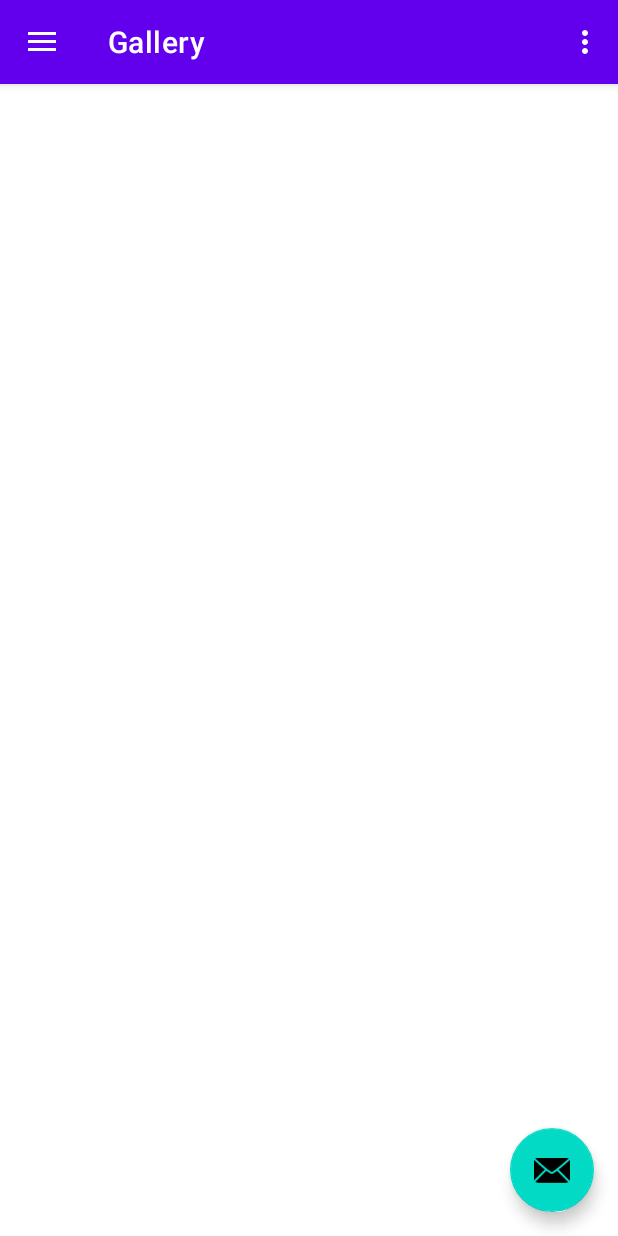
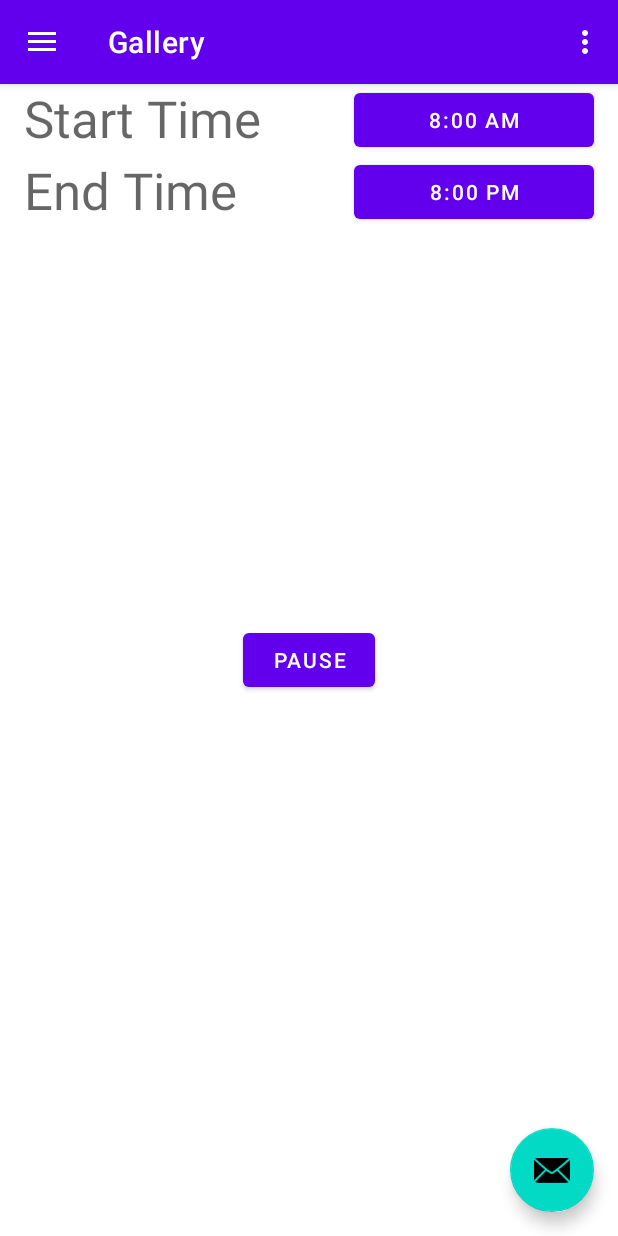
Before and after one commit to ChristopherRogers1991/ExerciseReminders, an Android app: the screen it shows after launch (MainActivity), in the side drawer, after a tap on "Gallery", on a phone screen of 412 x 824 dp. Run offline under Robolectric (Android 15) with nearby library versions, the phone set to English and light mode, and no system bars; our stand-ins replace navigation-ui.

Commit message:
Add start and end time settings

```diff
--- a/app/build.gradle
+++ b/app/build.gradle
@@ -8,7 +8,7 @@ android {
 
     defaultConfig {
         applicationId "nodo.crogers.exercisereminders"
-        minSdk 24
+        minSdk 26
         targetSdk 33
         versionCode 1
         versionName "1.0"
--- a/app/src/main/java/nodo/crogers/exercisereminders/ExerciseAlarm.java
+++ b/app/src/main/java/nodo/crogers/exercisereminders/ExerciseAlarm.java
@@ -1,6 +1,5 @@
 package nodo.crogers.exercisereminders;
 
-import android.annotation.SuppressLint;
 import android.app.AlarmManager;
 import android.app.NotificationManager;
 import android.app.PendingIntent;
@@ -10,19 +9,32 @@ import android.content.Intent;
 
 import androidx.core.app.NotificationCompat;
 
+import java.time.Clock;
+import java.time.OffsetDateTime;
+import java.time.temporal.ChronoField;
+import java.time.temporal.ChronoUnit;
 import java.util.Random;
 
 import nodo.crogers.exercisereminders.ui.home.ExercisesViewModel;
 
 public class ExerciseAlarm extends BroadcastReceiver {
     private static final Random random = new Random();
+    private static final Clock clock = Clock.systemDefaultZone();
 
     @Override
     public void onReceive(Context context, Intent intent) {
-            if (!PreferenceManager.getInstance(context).isPaused()) {
-                scheduleNext(context);
-                showNotification(context);
-            }
+        PreferenceManager preferenceManager = PreferenceManager.getInstance(context);
+        OffsetDateTime startTime =
+                getTodayAt(preferenceManager.startHour(), preferenceManager.startMinute());
+        OffsetDateTime endTime =
+                getTodayAt(preferenceManager.endHour(), preferenceManager.endMinute());
+        OffsetDateTime now = OffsetDateTime.now(clock);
+        if (!PreferenceManager.getInstance(context).isPaused()
+                && !now.isBefore(startTime)
+                && ! now.isAfter(endTime)) {
+            scheduleNext(context);
+            showNotification(context);
+        }
     }
 
     public static void showNotification(Context context) {
@@ -31,11 +43,12 @@ public class ExerciseAlarm extends BroadcastReceiver {
         String exercise = ExercisesViewModel.EXERCISES[randomIndex];
         NotificationManager notificationManager =
                 (NotificationManager) context.getSystemService(Context.NOTIFICATION_SERVICE);
-        NotificationCompat.Builder notificationBuilder = new NotificationCompat.Builder(context, MainActivity.NOTIFICATION_CHANNEL_ID)
-                .setSmallIcon(R.mipmap.ic_launcher_round) // notification icon
-                .setContentTitle("Exercise!") // title for notification
-                .setContentText(exercise)// message for notification
-                .setAutoCancel(false); // clear notification after click
+        NotificationCompat.Builder notificationBuilder =
+                new NotificationCompat.Builder(context, MainActivity.NOTIFICATION_CHANNEL_ID)
+                .setSmallIcon(R.mipmap.ic_launcher_round)
+                .setContentTitle("Exercise!")
+                .setContentText(exercise)
+                .setAutoCancel(false);
         Intent notificationIntent = new Intent(context, ExerciseAlarm.class);
         PendingIntent pi = PendingIntent.getActivity(
                 context, 0, notificationIntent, PendingIntent.FLAG_IMMUTABLE);
@@ -49,13 +62,57 @@ public class ExerciseAlarm extends BroadcastReceiver {
         next.setAction("exercise");
         next.putExtra("key", "value");
         int requestCode = 0;
+
         PendingIntent pendingIntent = PendingIntent.getBroadcast(
                 context, requestCode, next, PendingIntent.FLAG_IMMUTABLE | PendingIntent.FLAG_UPDATE_CURRENT);
         alarmManager.setWindow(
                 AlarmManager.RTC_WAKEUP,
-                // TODO - set this for the top of the next hour
-                System.currentTimeMillis() + 1000,
+                nextTime(context),
                 10 * 60 * 1000,
                 pendingIntent);
     }
+
+    private static long nextTime(Context context) {
+        PreferenceManager preferenceManager = PreferenceManager.getInstance(context);
+
+        int startHour = preferenceManager.startHour();
+        int startMinute = preferenceManager.startMinute();
+        OffsetDateTime startTime = getTodayAt(startHour, startMinute);
+        OffsetDateTime endTime =
+                getTodayAt(preferenceManager.endHour(), preferenceManager.endMinute());
+        OffsetDateTime now = OffsetDateTime.now(clock);
+        int currentHour = now.get(ChronoField.HOUR_OF_DAY);
+
+        OffsetDateTime next;
+        if (now.isBefore(startTime)) {
+            next = now
+                    .withHour(startHour)
+                    .withMinute(startMinute);
+        }
+        else if (now.isAfter(endTime)) {
+            next = now
+                    .plusDays(1)
+                    .withHour(startHour)
+                    .withMinute(startMinute);
+        }
+        else {
+            next = now
+                    .withHour(currentHour + 1)
+                    .withMinute(startMinute);
+        }
+
+        return next
+                .truncatedTo(ChronoUnit.MINUTES)
+                .toInstant()
+                .toEpochMilli();
+
+    }
+
+    private static OffsetDateTime getTodayAt(int hour, int minute) {
+        OffsetDateTime now = OffsetDateTime.now(clock);
+        return now
+                .withHour(hour)
+                .withMinute(minute)
+                .truncatedTo(ChronoUnit.MINUTES);
+    }
 }
--- a/app/src/main/java/nodo/crogers/exercisereminders/MainActivity.java
+++ b/app/src/main/java/nodo/crogers/exercisereminders/MainActivity.java
@@ -67,7 +67,6 @@ public class MainActivity extends AppCompatActivity {
                     this, new String[]{android.Manifest.permission.POST_NOTIFICATIONS}, 100);
         }
 
-        if (android.os.Build.VERSION.SDK_INT >= android.os.Build.VERSION_CODES.O) {
         NotificationChannel channel = new NotificationChannel(NOTIFICATION_CHANNEL_ID,
                 NOTIFICATION_CHANNEL_NAME,
                 NotificationManager.IMPORTANCE_DEFAULT);
@@ -75,7 +74,6 @@ public class MainActivity extends AppCompatActivity {
         NotificationManager notificationManager =
                 (NotificationManager) getSystemService(Context.NOTIFICATION_SERVICE);
         notificationManager.createNotificationChannel(channel);
-        }
 
         ExerciseAlarm.scheduleNext(this);
     }
--- a/app/src/main/java/nodo/crogers/exercisereminders/PreferenceManager.java
+++ b/app/src/main/java/nodo/crogers/exercisereminders/PreferenceManager.java
@@ -6,6 +6,10 @@ import android.content.SharedPreferences;
 public class PreferenceManager {
 
     private static final String PAUSED = "paused";
+    private static final String START_HOUR = "start-hour";
+    private static final String START_MINUTE = "start-minute";
+    private static final String END_HOUR = "end-hour";
+    private static final String END_MINUTE = "end-minute";
     private static PreferenceManager instance;
     private static SharedPreferences sharedPreferences;
 
@@ -31,4 +35,34 @@ public class PreferenceManager {
         boolean isPaused = isPaused();
         sharedPreferences.edit().putBoolean(PAUSED, !isPaused).apply();
     }
+
+    public void setStartTime(int hour, int minute) {
+        sharedPreferences.edit()
+                .putInt(START_HOUR, hour)
+                .putInt(START_MINUTE, minute)
+                .apply();
+    }
+
+    public void setEndTime(int hour, int minute) {
+        sharedPreferences.edit()
+                .putInt(END_HOUR, hour)
+                .putInt(END_MINUTE, minute)
+                .apply();
+    }
+
+    public int startHour() {
+        return sharedPreferences.getInt(START_HOUR, 8);
+    }
+
+    public int startMinute() {
+        return sharedPreferences.getInt(START_MINUTE, 0);
+    }
+
+    public int endHour() {
+        return sharedPreferences.getInt(END_HOUR, 20);
+    }
+
+    public int endMinute() {
+        return sharedPreferences.getInt(END_MINUTE, 0);
+    }
 }
--- a/app/src/main/java/nodo/crogers/exercisereminders/ui/settings/SettingsFragment.java
+++ b/app/src/main/java/nodo/crogers/exercisereminders/ui/settings/SettingsFragment.java
@@ -1,49 +1,94 @@
 package nodo.crogers.exercisereminders.ui.settings;
 
+import android.app.TimePickerDialog;
 import android.content.Context;
 import android.os.Bundle;
 import android.view.LayoutInflater;
 import android.view.View;
 import android.view.ViewGroup;
 import android.widget.Button;
+import android.widget.TimePicker;
 
 import androidx.annotation.NonNull;
 import androidx.fragment.app.Fragment;
 import androidx.lifecycle.ViewModelProvider;
 
+import java.util.Locale;
 import java.util.Objects;
 
 import nodo.crogers.exercisereminders.ExerciseAlarm;
 import nodo.crogers.exercisereminders.PreferenceManager;
 import nodo.crogers.exercisereminders.R;
-import nodo.crogers.exercisereminders.databinding.FragmentGalleryBinding;
+import nodo.crogers.exercisereminders.databinding.FragmentSettingsBinding;
 
 public class SettingsFragment extends Fragment {
 
-    private FragmentGalleryBinding binding;
+    private FragmentSettingsBinding binding;
 
     public View onCreateView(@NonNull LayoutInflater inflater,
                              ViewGroup container, Bundle savedInstanceState) {
         SettingsViewModel settingsViewModel =
                 new ViewModelProvider(this).get(SettingsViewModel.class);
 
-        binding = FragmentGalleryBinding.inflate(inflater, container, false);
+        binding = FragmentSettingsBinding.inflate(inflater, container, false);
         View root = binding.getRoot();
 
         Context context = this.getContext();
         PreferenceManager preferenceManager = PreferenceManager.getInstance(context);
         Button pauseButton = root.findViewById(R.id.pauseButton);
-        Runnable setButtonText = () -> pauseButton.setText(preferenceManager.isPaused() ? "Resume" : "Pause");
-        setButtonText.run();
+        Runnable setPauseButtonText = () -> pauseButton.setText(preferenceManager.isPaused() ? "Resume" : "Pause");
+        setPauseButtonText.run();
         pauseButton.setOnClickListener(_view -> {
             preferenceManager.togglePaused();
-            setButtonText.run();
+            setPauseButtonText.run();
             if (!preferenceManager.isPaused()) {
                 ExerciseAlarm.scheduleNext(Objects.requireNonNull(context));
             }
         });
 
+        Button startTimeButton = root.findViewById(R.id.startTimeButton);
+        Runnable setStartButtonText = () -> startTimeButton.setText(startTimeButtonText(preferenceManager));
+        setStartButtonText.run();
+        startTimeButton.setOnClickListener(_view -> {
+            TimePickerDialog timePickerDialog = new TimePickerDialog(context, new TimePickerDialog.OnTimeSetListener() {
+                @Override
+                public void onTimeSet(TimePicker view, int hourOfDay, int minute) {
+                    preferenceManager.setStartTime(hourOfDay, minute);
+                    setStartButtonText.run();
+                    ExerciseAlarm.scheduleNext(Objects.requireNonNull(context));
+                }
+            }, 8, 0, false);
+            timePickerDialog.show();
+        });
+
+        Button endTimeButton = root.findViewById(R.id.endTimeButton);
+        Runnable setEndButtonText = () -> endTimeButton.setText(endTimeButtonText(preferenceManager));
+        setEndButtonText.run();
+        endTimeButton.setOnClickListener(_view -> {
+            TimePickerDialog timePickerDialog = new TimePickerDialog(context, new TimePickerDialog.OnTimeSetListener() {
+                @Override
+                public void onTimeSet(TimePicker view, int hourOfDay, int minute) {
+                    preferenceManager.setEndTime(hourOfDay, minute);
+                    setEndButtonText.run();
+                }
+            }, 8, 0, false);
+            timePickerDialog.show();
+        });
+
         return root;
+    }
+
+    private String startTimeButtonText(PreferenceManager preferenceManager) {
+        return timeText(preferenceManager.startHour(), preferenceManager.startMinute());
+    }
+
+    private String endTimeButtonText(PreferenceManager preferenceManager) {
+        return timeText(preferenceManager.endHour(), preferenceManager.endMinute());
+    }
+
+    private String timeText(int hour, int minute) {
+        String am_pm = hour <= 12 ? "AM" : "PM";
+        return String.format(Locale.getDefault(), "%d:%02d %s", hour % 12, minute, am_pm);
     }
 
     @Override
--- a/app/src/main/res/layout/fragment_settings.xml
+++ b/app/src/main/res/layout/fragment_settings.xml
@@ -15,4 +15,49 @@
         app:layout_constraintEnd_toEndOf="parent"
         app:layout_constraintStart_toStartOf="parent"
         app:layout_constraintTop_toTopOf="parent" />
+
+    <Button
+        android:id="@+id/startTimeButton"
+        android:layout_width="wrap_content"
+        android:layout_height="wrap_content"
+        android:layout_marginEnd="16dp"
+        android:ems="10"
+        android:text="8:00 AM"
+        app:layout_constraintEnd_toEndOf="parent"
+        app:layout_constraintTop_toTopOf="parent" />
+
+    <TextView
+        android:id="@+id/startTimeText"
+        android:layout_width="0dp"
+        android:layout_height="0dp"
+        android:layout_marginStart="16dp"
+        android:text="Start Time"
+        android:textAppearance="@style/TextAppearance.AppCompat.Display1"
+        app:layout_constraintBottom_toBottomOf="@+id/startTimeButton"
+        app:layout_constraintEnd_toStartOf="@+id/startTimeButton"
+        app:layout_constraintStart_toStartOf="parent"
+        app:layout_constraintTop_toTopOf="parent" />
+
+    <Button
+        android:id="@+id/endTimeButton"
+        android:layout_width="wrap_content"
+        android:layout_height="wrap_content"
+        android:layout_marginEnd="16dp"
+        android:ems="10"
+        android:text="8:00 PM"
+        app:layout_constraintEnd_toEndOf="parent"
+        app:layout_constraintTop_toBottomOf="@+id/startTimeButton" />
+
+    <TextView
+        android:id="@+id/endTimeText"
+        android:layout_width="0dp"
+        android:layout_height="0dp"
+        android:layout_marginStart="16dp"
+        android:text="End Time"
+        android:textAppearance="@style/TextAppearance.AppCompat.Display1"
+        app:layout_constraintBottom_toBottomOf="@+id/endTimeButton"
+        app:layout_constraintEnd_toStartOf="@+id/endTimeButton"
+        app:layout_constraintTop_toBottomOf="@id/startTimeText"
+        app:layout_constraintStart_toStartOf="parent" />
+
 </androidx.constraintlayout.widget.ConstraintLayout>
```
Lines whose indentation alone changed are shown as unchanged.
